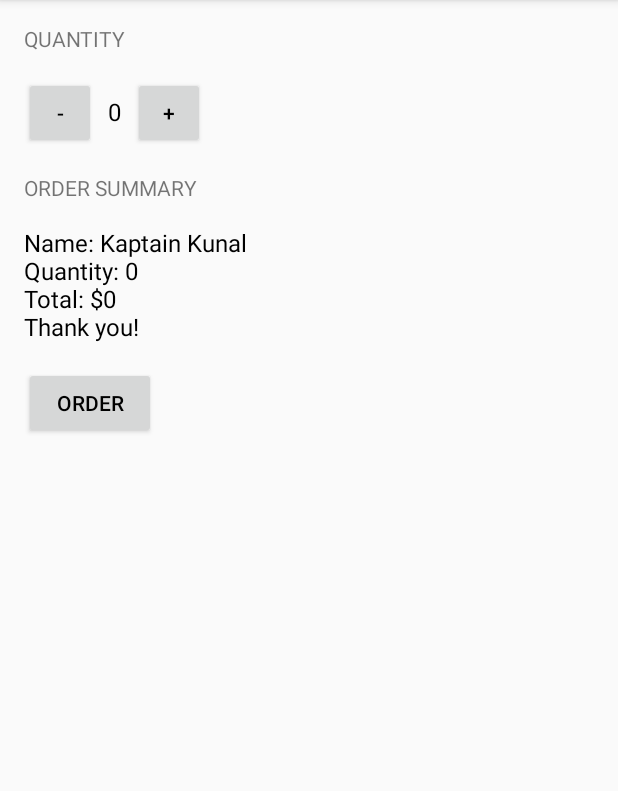
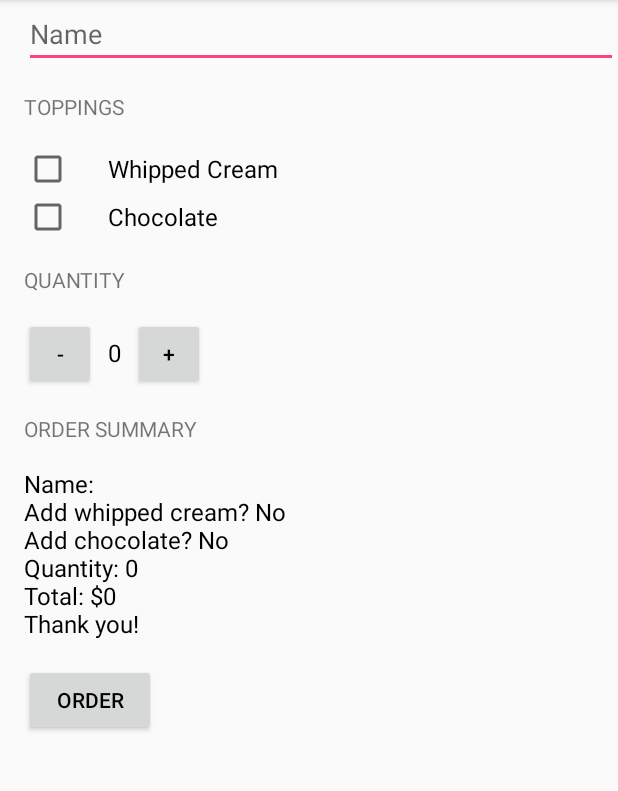
Before and after one commit to rsilverst/justjava-sample, an Android app: the screen it shows after launch (MainActivity), after a tap on "ORDER", on a phone screen of 412 x 824 dp, the part 84-875 px from its top. Run offline under Robolectric (Android 15) with nearby library versions, the phone set to English and light mode, and no system bars.

Commit message:
Add a bunch of new functionality: Scrolling Customer Name field Toppings Checkboxes

```diff
--- a/app/src/main/java/com/example/android/justjava/MainActivity.java
+++ b/app/src/main/java/com/example/android/justjava/MainActivity.java
@@ -3,7 +3,10 @@ package com.example.android.justjava;
 import android.os.Bundle;
 import android.support.v7.app.ActionBarActivity;
 import android.support.v7.app.AppCompatActivity;
+import android.util.Log;
 import android.view.View;
+import android.widget.CheckBox;
+import android.widget.EditText;
 import android.widget.TextView;
 
 import java.text.NumberFormat;
@@ -20,6 +23,13 @@ public class MainActivity extends AppCompatActivity {
     protected void onCreate(Bundle savedInstanceState) {
         super.onCreate(savedInstanceState);
         setContentView(R.layout.activity_main);
+    }
+
+    public String getName() {
+
+        EditText customerNameField = (EditText) findViewById(R.id.customer_name);
+        String customerName = customerNameField.getText().toString();
+        return customerName;
     }
 
     /**
@@ -42,18 +52,36 @@ public class MainActivity extends AppCompatActivity {
      * This method is called when the order button is clicked.
      */
     public void submitOrder(View view) {
+        String customerName = getName();
         int price = calculatePrice();
-        String priceMessage = createOrderSummary(price);
+        CheckBox whippedCreamCheckbox = (CheckBox) findViewById(R.id.whipped_cream);
+        boolean hasWhippedCream = whippedCreamCheckbox.isChecked();
+        CheckBox chocolateCheckbox = (CheckBox) findViewById(R.id.chocolate);
+        boolean hasChocolate = chocolateCheckbox.isChecked();
+        String priceMessage = createOrderSummary(customerName, price, hasWhippedCream, hasChocolate);
         displayMessage(priceMessage);
     }
 
     /**
      *
      * @param price the price of the coffee
+     * @param hasWhippedCream says whether the coffee should have whipped cream or not
+     * @param hasChocolate says whether the coffee should have chocolate or not
      * @return summary
      */
-    private String createOrderSummary(int price) {
-        return "Name: Kaptain Kunal" + "\nQuantity: " + quantity + "\nTotal: $" + price + "\nThank you!";
+    private String createOrderSummary(String name, int price, boolean hasWhippedCream, boolean hasChocolate) {
+
+        String addWhippedCream = "No";
+        String addChocolate = "No";
+        if (hasWhippedCream == true) addWhippedCream = "Yes";
+        if (hasChocolate == true) addChocolate = "Yes";
+        String summaryMessage = "Name: " + name;
+        summaryMessage += "\nAdd whipped cream? " + addWhippedCream;
+        summaryMessage += "\nAdd chocolate? " + addChocolate;
+        summaryMessage += "\nQuantity: " + quantity;
+        summaryMessage += "\nTotal: $" + price;
+        summaryMessage += "\nThank you!";
+        return summaryMessage;
     }
     /**
      *
--- a/app/src/main/res/layout/activity_main.xml
+++ b/app/src/main/res/layout/activity_main.xml
@@ -1,17 +1,52 @@
 <?xml version="1.0" encoding="utf-8"?>
-<LinearLayout xmlns:android="http://schemas.android.com/apk/res/android"
+<ScrollView xmlns:android="http://schemas.android.com/apk/res/android"
     xmlns:tools="http://schemas.android.com/tools"
     android:layout_width="match_parent"
+    android:layout_height="match_parent">
+
+    <LinearLayout
+        android:layout_width="match_parent"
         android:layout_height="match_parent"
+        android:isScrollContainer="true"
+        android:orientation="vertical"
         android:paddingLeft="16dp"
-    android:orientation="vertical"
         tools:context="com.example.android.justjava.MainActivity">
+
+        <EditText
+            android:id="@+id/customer_name"
+            android:layout_width="match_parent"
+            android:layout_height="wrap_content"
+            android:hint="Name" />
 
         <TextView
             android:layout_width="wrap_content"
             android:layout_height="wrap_content"
+            android:layout_marginBottom="16dp"
             android:layout_marginTop="16dp"
+            android:text="Toppings"
+            android:textAllCaps="true" />
+
+        <CheckBox
+            android:id="@+id/whipped_cream"
+            android:layout_width="wrap_content"
+            android:layout_height="wrap_content"
+            android:paddingLeft="24dp"
+            android:text="Whipped Cream"
+            android:textSize="16sp" />
+
+        <CheckBox
+            android:id="@+id/chocolate"
+            android:layout_width="wrap_content"
+            android:layout_height="wrap_content"
+            android:paddingLeft="24dp"
+            android:text="Chocolate"
+            android:textSize="16sp" />
+
+        <TextView
+            android:layout_width="wrap_content"
+            android:layout_height="wrap_content"
             android:layout_marginBottom="16dp"
+            android:layout_marginTop="16dp"
             android:text="Quantity"
             android:textAllCaps="true" />
 
@@ -23,10 +58,10 @@
             <Button
                 android:layout_width="48dp"
                 android:layout_height="48dp"
+                android:onClick="decrement"
                 android:text="-"
                 android:textAllCaps="true"
-        android:textColor="@android:color/black"
-        android:onClick="decrement"/>
+                android:textColor="@android:color/black" />
 
             <TextView
                 android:id="@+id/quantity_text_view"
@@ -34,17 +69,17 @@
                 android:layout_height="wrap_content"
                 android:paddingLeft="8dp"
                 android:paddingRight="8dp"
-        android:textSize="16sp"
                 android:text="@string/initial_quantity"
-        android:textColor="@android:color/black" />
+                android:textColor="@android:color/black"
+                android:textSize="16sp" />
 
             <Button
                 android:layout_width="48dp"
                 android:layout_height="48dp"
+                android:onClick="increment"
                 android:text="+"
                 android:textAllCaps="true"
-        android:textColor="@android:color/black"
-        android:onClick="increment"/>
+                android:textColor="@android:color/black" />
 
         </LinearLayout>
 
@@ -60,17 +95,18 @@
             android:layout_width="wrap_content"
             android:layout_height="wrap_content"
             android:layout_marginTop="16dp"
-        android:textSize="16sp"
             android:text="Total: $0"
-        android:textColor="@android:color/black" />
+            android:textColor="@android:color/black"
+            android:textSize="16sp" />
 
         <Button
             android:layout_width="wrap_content"
             android:layout_height="wrap_content"
+            android:layout_marginTop="16dp"
+            android:onClick="submitOrder"
             android:text="Order"
-        android:layout_marginTop="16dp"
             android:textAllCaps="true"
-        android:textColor="@android:color/black"
-        android:onClick="submitOrder"/>
+            android:textColor="@android:color/black" />
 
     </LinearLayout>
+</ScrollView>
```
Lines whose indentation alone changed are shown as unchanged.
